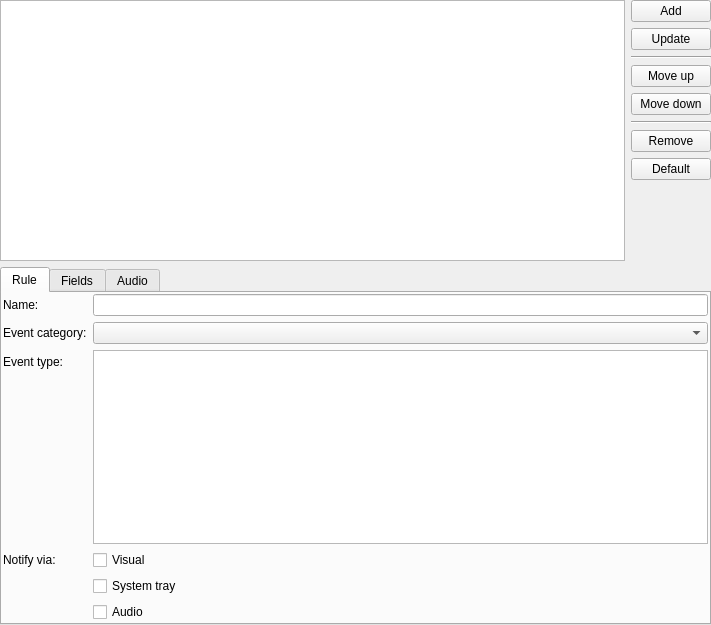
First picture: the form in src/plugins/advancednotifications/notificationruleswidget.ui, repository 0xd34df00d/leechcraft, before the edit.
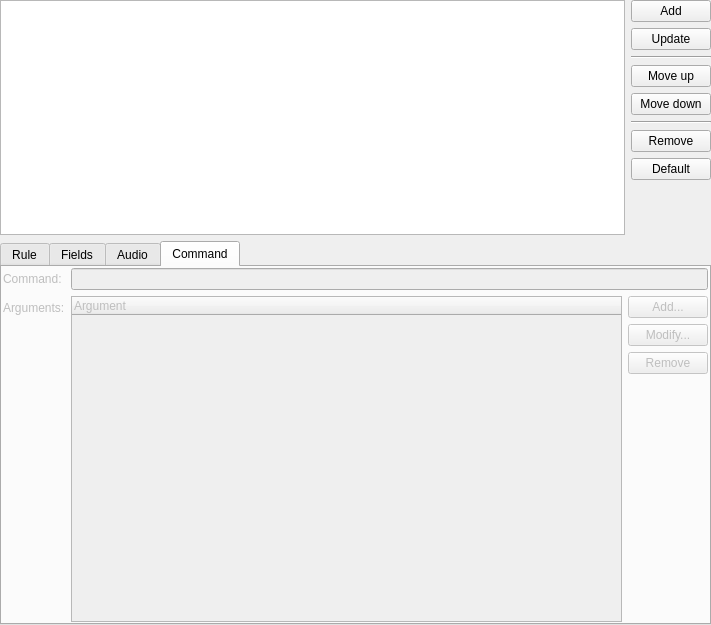
Second picture: the form after the edit. The open tabs and pages were chosen to show the change.

Diff of the .ui file:
```diff
--- a/src/plugins/advancednotifications/notificationruleswidget.ui
+++ b/src/plugins/advancednotifications/notificationruleswidget.ui
@@ -99,6 +99,9 @@
    </item>
    <item>
     <widget class="QTabWidget" name="tabWidget">
+     <property name="enabled">
+      <bool>true</bool>
+     </property>
      <property name="currentIndex">
       <number>0</number>
      </property>
@@ -193,6 +196,13 @@
              </property>
             </widget>
            </item>
+           <item row="6" column="1">
+            <widget class="QCheckBox" name="NotifyCmd_">
+             <property name="text">
+              <string>Command</string>
+             </property>
+            </widget>
+           </item>
           </layout>
          </item>
         </layout>
@@ -292,6 +302,87 @@
        </item>
       </layout>
      </widget>
+     <widget class="QWidget" name="PageCommand_">
+      <property name="enabled">
+       <bool>false</bool>
+      </property>
+      <attribute name="title">
+       <string>Command</string>
+      </attribute>
+      <layout class="QFormLayout" name="formLayout_2">
+       <property name="margin">
+        <number>1</number>
+       </property>
+       <item row="0" column="0">
+        <widget class="QLabel" name="label_7">
+         <property name="text">
+          <string>Command:</string>
+         </property>
+        </widget>
+       </item>
+       <item row="0" column="1">
+        <widget class="QLineEdit" name="CommandLineEdit_"/>
+       </item>
+       <item row="1" column="0">
+        <widget class="QLabel" name="label_8">
+         <property name="text">
+          <string>Arguments:</string>
+         </property>
+        </widget>
+       </item>
+       <item row="1" column="1">
+        <layout class="QHBoxLayout" name="horizontalLayout_5">
+         <item>
+          <widget class="QTreeWidget" name="CommandArgsTree_">
+           <column>
+            <property name="text">
+             <string>Argument</string>
+            </property>
+           </column>
+          </widget>
+         </item>
+         <item>
+          <layout class="QVBoxLayout" name="verticalLayout_5">
+           <item>
+            <widget class="QPushButton" name="AddArgument_">
+             <property name="text">
+              <string>Add...</string>
+             </property>
+            </widget>
+           </item>
+           <item>
+            <widget class="QPushButton" name="ModifyArgument_">
+             <property name="text">
+              <string>Modify...</string>
+             </property>
+            </widget>
+           </item>
+           <item>
+            <widget class="QPushButton" name="RemoveArgument_">
+             <property name="text">
+              <string>Remove</string>
+             </property>
+            </widget>
+           </item>
+           <item>
+            <spacer name="verticalSpacer_2">
+             <property name="orientation">
+              <enum>Qt::Vertical</enum>
+             </property>
+             <property name="sizeHint" stdset="0">
+              <size>
+               <width>20</width>
+               <height>40</height>
+              </size>
+             </property>
+            </spacer>
+           </item>
+          </layout>
+         </item>
+        </layout>
+       </item>
+      </layout>
+     </widget>
     </widget>
    </item>
   </layout>
```
